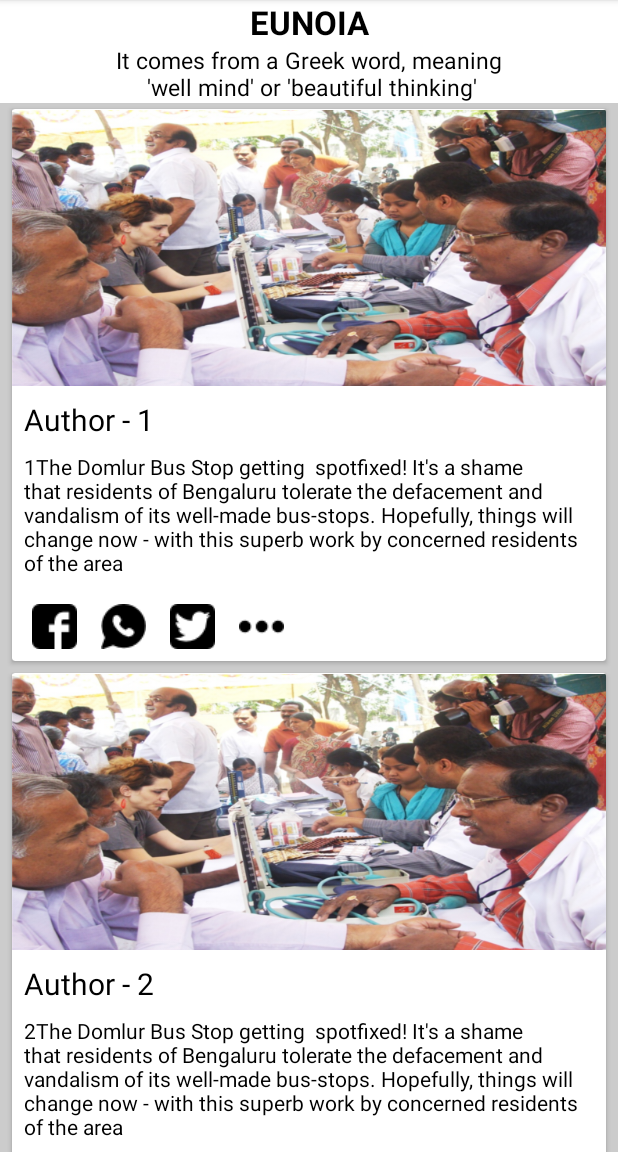
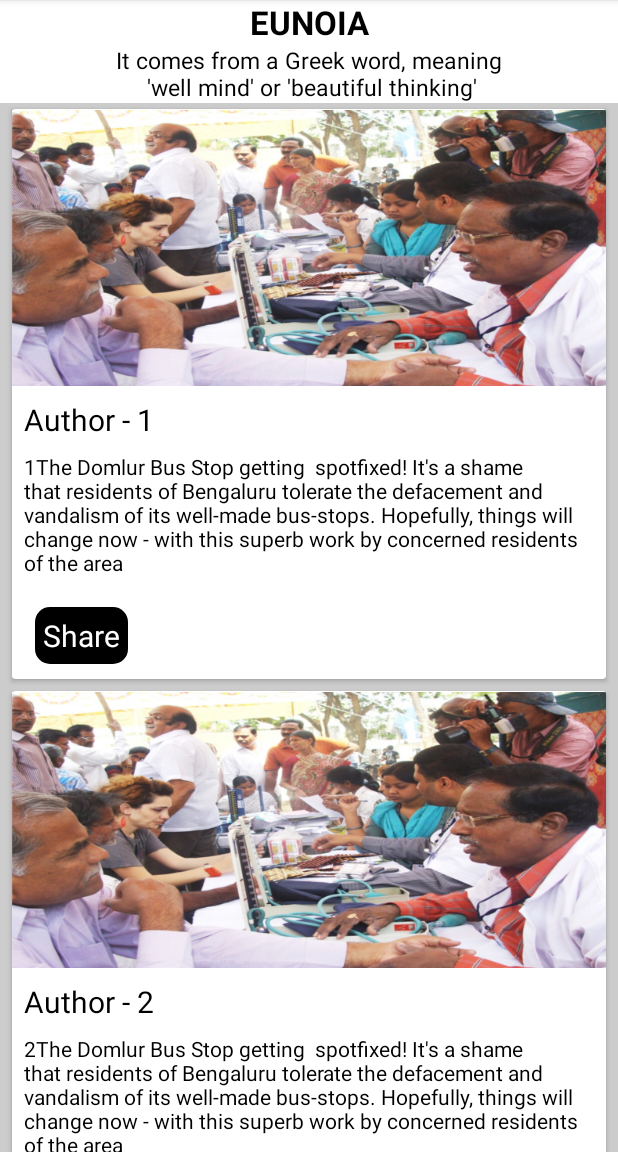
Before and after one commit to lattamatic/ChangePins2, an Android app: the screen it shows after launch (ActivityHome), after a tap on "SKIP", on a phone screen of 412 x 824 dp, the part 84-1236 px from its top. Run offline under Robolectric (Android 15) with nearby library versions, the phone set to English and light mode, and no system bars; libraries missing offline, so code that uses them is left out: com.facebook, com.facebook.login; 22 statements that could not run were skipped.

Commit message:
Added share button for stories; to share simple text

```diff
--- a/app/src/main/java/sandeep/city/Adapter/StoryRecyclerViewAdapter.java
+++ b/app/src/main/java/sandeep/city/Adapter/StoryRecyclerViewAdapter.java
@@ -1,5 +1,7 @@
 package sandeep.city.Adapter;
 
+import android.content.Context;
+import android.content.Intent;
 import android.support.v7.widget.RecyclerView;
 import android.view.LayoutInflater;
 import android.view.View;
@@ -19,14 +21,17 @@ import sandeep.city.R;
 public class StoryRecyclerViewAdapter extends RecyclerView.Adapter<StoryRecyclerViewAdapter.ViewHolder> {
 
     private List<SingleStory> storyList;
+    Context context;
 
-    public StoryRecyclerViewAdapter(List<SingleStory> storyList) {
+    public StoryRecyclerViewAdapter(List<SingleStory> storyList, Context context) {
         this.storyList = storyList;
+        this.context = context;
     }
+
 
     public static class ViewHolder extends RecyclerView.ViewHolder {
 
-        public TextView description, author;
+        public TextView description, author, share;
         public ImageView storyImage;
 
         public ViewHolder(View v) {
@@ -34,6 +39,7 @@ public class StoryRecyclerViewAdapter extends RecyclerView.Adapter<StoryRecycler
             description = (TextView) v.findViewById(R.id.tvStoryDesc);
             author = (TextView) v.findViewById(R.id.tvStoryAuthor);
             storyImage = (ImageView) v.findViewById(R.id.ivStoryImage);
+            share = (TextView) v.findViewById(R.id.tvShareStory);
         }
     }
 
@@ -47,9 +53,19 @@ public class StoryRecyclerViewAdapter extends RecyclerView.Adapter<StoryRecycler
 
     @Override
     public void onBindViewHolder(ViewHolder holder, int position) {
-        SingleStory story = storyList.get(position);
+        final SingleStory story = storyList.get(position);
         holder.description.setText(story.getDescription());
         holder.author.setText(story.getAuthor());
+        holder.share.setOnClickListener(new View.OnClickListener() {
+            @Override
+            public void onClick(View v) {
+                Intent i=new Intent(android.content.Intent.ACTION_SEND);
+                i.setType("text/plain");
+                i.putExtra(android.content.Intent.EXTRA_SUBJECT,story.getTitle());
+                i.putExtra(android.content.Intent.EXTRA_TEXT, story.getDescription());
+                context.startActivity(Intent.createChooser(i,"Share via"));
+            }
+        });
     }
 
     @Override
--- a/app/src/main/java/sandeep/city/Fragment/FragmentHomeScreen.java
+++ b/app/src/main/java/sandeep/city/Fragment/FragmentHomeScreen.java
@@ -35,7 +35,7 @@ public class FragmentHomeScreen extends Fragment{
         layoutManager = new LinearLayoutManager(getActivity());
         storyRV.setLayoutManager(layoutManager);
 
-        storyRV.setAdapter( new StoryRecyclerViewAdapter(storyList));
+        storyRV.setAdapter( new StoryRecyclerViewAdapter(storyList, getActivity()));
 
         prepareStoryList();
 
--- a/app/src/main/res/layout/single_story.xml
+++ b/app/src/main/res/layout/single_story.xml
@@ -50,33 +50,17 @@
             android:layout_marginLeft="5dp"
             android:layout_marginRight="5dp">
 
-            <ImageView
-                android:id="@+id/ivShareFB"
-                android:layout_width="30dp"
-                android:layout_height="30dp"
-                android:layout_margin="8dp"
-                android:src="@drawable/facebook" />
-
-            <ImageView
-                android:id="@+id/ivShareWhatsapp"
-                android:layout_width="30dp"
-                android:layout_height="30dp"
-                android:layout_margin="8dp"
-                android:src="@drawable/whatsapp" />
-
-            <ImageView
-                android:id="@+id/ivShareTwitter"
-                android:layout_width="30dp"
-                android:layout_height="30dp"
-                android:layout_margin="8dp"
-                android:src="@drawable/twitter" />
-
-            <ImageView
-                android:id="@+id/ivShareMore"
-                android:layout_width="30dp"
-                android:layout_height="30dp"
-                android:layout_margin="8dp"
-                android:src="@drawable/dots_more" />
+            <TextView
+                android:id="@+id/tvShareStory"
+                android:layout_width="wrap_content"
+                android:layout_height="wrap_content"
+                android:layout_gravity="center"
+                android:background="@drawable/others_background"
+                android:text="Share"
+                android:padding="5dp"
+                android:textColor="#FFFFFF"
+                android:textSize="20sp"
+                android:layout_margin="10dp"/>
         </LinearLayout>
     </LinearLayout>
 </android.support.v7.widget.CardView>
```
